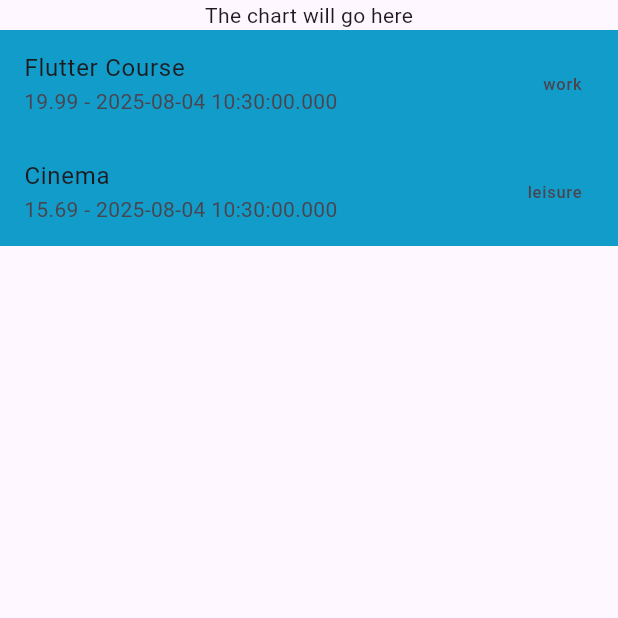
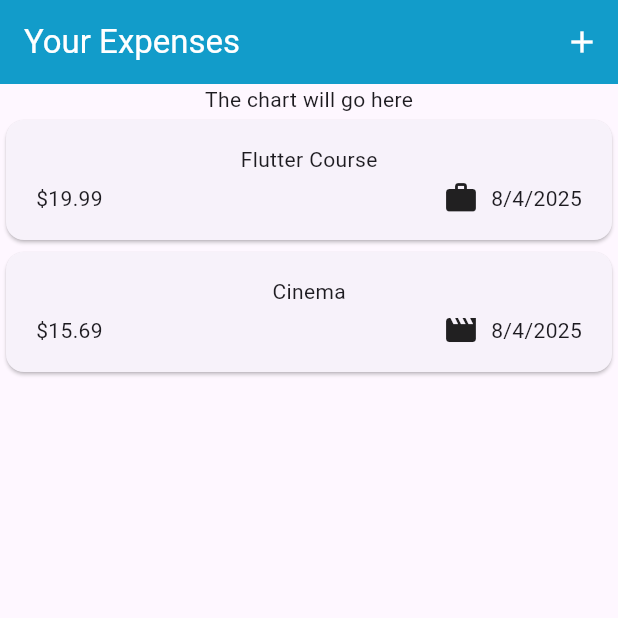
Before and after one commit to CK-Arijit/flutter_projects, a Flutter app: the screen it shows after launch, on a phone screen of 412 x 824 dp, the top half of it. Run offline on Flutter 3.47's test engine with Material 3 defaults, Android fonts, the phone set to English and light mode, and no system bars; our stand-ins replace google_fonts.

Commit message:
Expenses items

```diff
--- a/expense_tracker_app/lib/models/expense.dart
+++ b/expense_tracker_app/lib/models/expense.dart
@@ -1,4 +1,8 @@
+import 'package:flutter/material.dart';
 import 'package:uuid/uuid.dart';
+import 'package:intl/intl.dart';
+
+final formatter = DateFormat.yMd();
 
 const uuid = Uuid();
 
@@ -8,6 +12,13 @@
   leisure,
   work,
 }
+
+const categoryIcons = {
+  Category.food: Icons.lunch_dining,
+  Category.travel: Icons.flight,
+  Category.leisure: Icons.movie,
+  Category.work: Icons.work,
+};
 
 class Expense {
   Expense({
@@ -21,4 +32,8 @@
   final double amount;
   final DateTime date;
   final Category category;
+
+  String get formattedDate {
+    return formatter.format(date);
+  }
 }
--- a/expense_tracker_app/lib/widgets/expenses.dart
+++ b/expense_tracker_app/lib/widgets/expenses.dart
@@ -27,6 +27,20 @@
   @override
   Widget build(BuildContext context) {
     return Scaffold(
+      appBar: AppBar(
+        title: const Text('Your Expenses'),
+        backgroundColor: const Color.fromARGB(255, 18, 156, 202),
+        foregroundColor: Colors.white,
+        centerTitle: false,
+        actions: [
+          IconButton(
+            onPressed: () {
+              // Add functionality to add a new expense
+            },
+            icon: const Icon(Icons.add),
+          ),
+        ],
+      ),
       body: Column(
         children: [
           const Text('The chart will go here'),
--- a/expense_tracker_app/lib/widgets/expenses_list/expense_item.dart
+++ b/expense_tracker_app/lib/widgets/expenses_list/expense_item.dart
@@ -0,0 +1,42 @@
+import 'package:expense_tracker_app/models/expense.dart';
+import 'package:flutter/material.dart';
+
+class ExpenseItem extends StatelessWidget {
+  final Expense expense;
+  const ExpenseItem(this.expense, {super.key});
+
+  @override
+  Widget build(BuildContext context) {
+    return Card(
+      child: Padding(
+        padding: const EdgeInsets.symmetric(
+          horizontal: 20,
+          vertical: 16,
+        ),
+        child: Column(
+          children: [
+            Text(expense.title),
+            const SizedBox(height: 4),
+            Row(
+              children: [
+                Text(
+                  '\$${expense.amount.toStringAsFixed(2)}',
+                ),
+                const Spacer(),
+                Row(
+                  children: [
+                    Icon(categoryIcons[expense.category]),
+                    const SizedBox(width: 8),
+                    Text(
+                      expense.formattedDate,
+                    ),
+                  ],
+                ),
+              ],
+            ),
+          ],
+        ),
+      ),
+    );
+  }
+}
--- a/expense_tracker_app/lib/widgets/expenses_list/expenses_list.dart
+++ b/expense_tracker_app/lib/widgets/expenses_list/expenses_list.dart
@@ -1,3 +1,4 @@
+import 'package:expense_tracker_app/widgets/expenses_list/expense_item.dart';
 import 'package:flutter/material.dart';
 import 'package:expense_tracker_app/models/expense.dart';
 
@@ -10,15 +11,7 @@
   Widget build(BuildContext context) {
     return ListView.builder(
       itemCount: expenses.length,
-      itemBuilder: (context, index) {
-        final expense = expenses[index];
-        return ListTile(
-          title: Text(expense.title),
-          subtitle: Text('${expense.amount} - ${expense.date.toLocal()}'),
-          trailing: Text(expense.category.name),
-          tileColor: Color.fromARGB(255, 18, 156, 202),
-        );
-      },
+      itemBuilder: (context, index) => ExpenseItem(expenses[index]),
     );
   }
 }
--- a/expense_tracker_app/pubspec.yaml
+++ b/expense_tracker_app/pubspec.yaml
@@ -35,6 +35,7 @@
   # Use with the CupertinoIcons class for iOS style icons.
   cupertino_icons: ^1.0.8
   uuid: ^4.5.1
+  intl: ^0.20.2
 
 dev_dependencies:
   flutter_test:
```
Also changed, not shown: expense_tracker_app/pubspec.lock.
